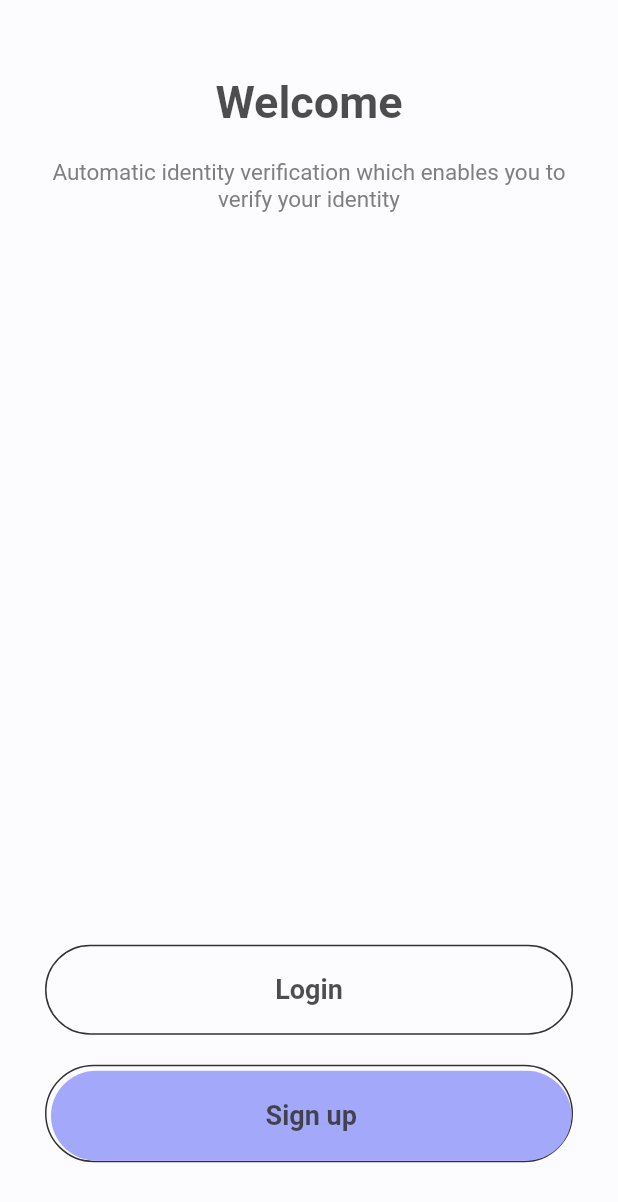
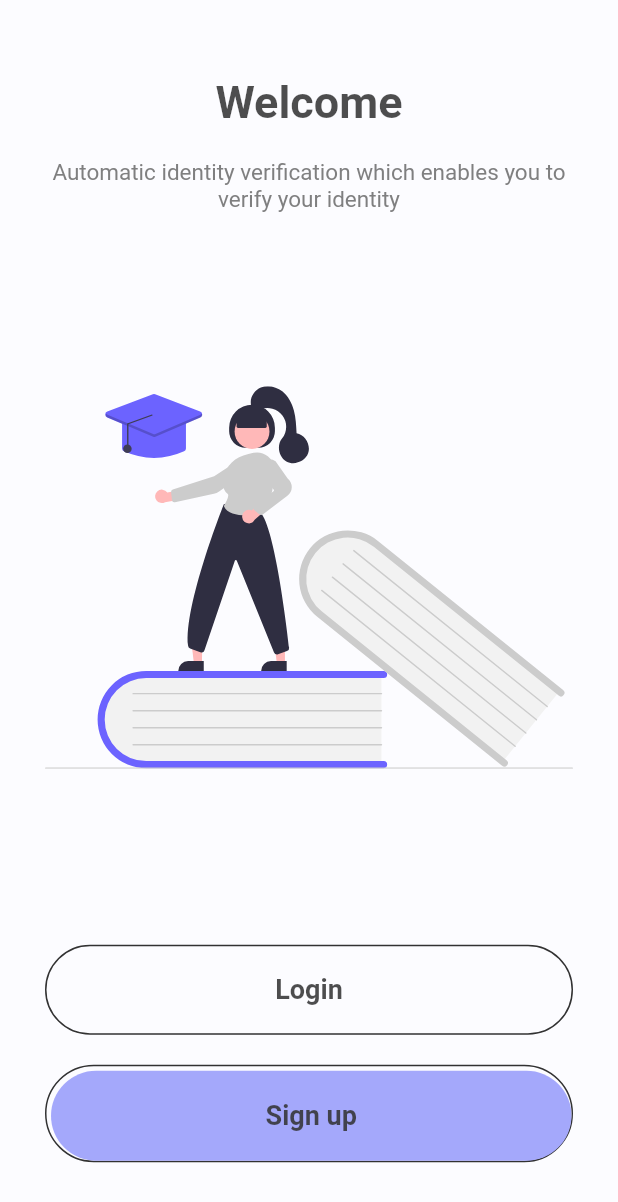
Before and after one commit to waelTeam/centre-de-formation, a Flutter app: the WelcomeScreen screen opened directly, on a phone screen of 412 x 824 dp. Shown: the top 1202 px of the screen. Run offline on Flutter 3.47's test engine with Material 2 defaults, Android fonts, the phone set to English and light mode, and no system bars; our stand-ins replace firebase_auth, flutter_icons, flutter_svg, font_awesome_flutter, google_sign_in, simple_animations; accounts and stored records are empty.

Commit message:
login & register & welcome screen 2

```diff
--- a/lib/screens/welcome_screen.dart
+++ b/lib/screens/welcome_screen.dart
@@ -2,14 +2,19 @@ import 'package:centredeformation/animation/FadeAnimation.dart';
 import 'package:flutter/material.dart';
 import 'login_screen.dart';
 import 'registration_screen.dart';
+import 'package:flutter_svg/flutter_svg.dart';
+
 class WelcomeScreen extends StatefulWidget {
   static const String id ='welcome';
+  final String assetName = 'assets/images/hello.svg';
 
   @override
   _WelcomeScreenState createState() => _WelcomeScreenState();
 }
 
 class _WelcomeScreenState extends State<WelcomeScreen> {
+  final String assetName = 'assets/images/hello.svg';
+
   @override
   Widget build(BuildContext context) {
     return Scaffold(
@@ -24,6 +29,7 @@ class _WelcomeScreenState extends State<WelcomeScreen> {
             children: <Widget>[
               Column(
                 children: <Widget>[
+
                   FadeAnimation(1, Text("Welcome", style: TextStyle(
                       fontWeight: FontWeight.bold,
                       fontSize: 30
@@ -38,14 +44,12 @@ class _WelcomeScreenState extends State<WelcomeScreen> {
                   ),
                 ],
               ),
-              FadeAnimation(1.4, Container(
-                height: MediaQuery.of(context).size.height / 3,
-                decoration: BoxDecoration(
-                    image: DecorationImage(
-                        image: AssetImage('assets/images/education.svg')
-                    )
+              Expanded(
+                child: SvgPicture.asset(
+                    assetName,
+                    semanticsLabel: 'Acme Logo'
                 ),
-              )),
+              ),
               Column(
                 children: <Widget>[
                   FadeAnimation(1.5, MaterialButton(
```
Also changed, not shown: lib/main.dart (+4 -3 lines), lib/screens/login_screen.dart (+2 -25 lines).
